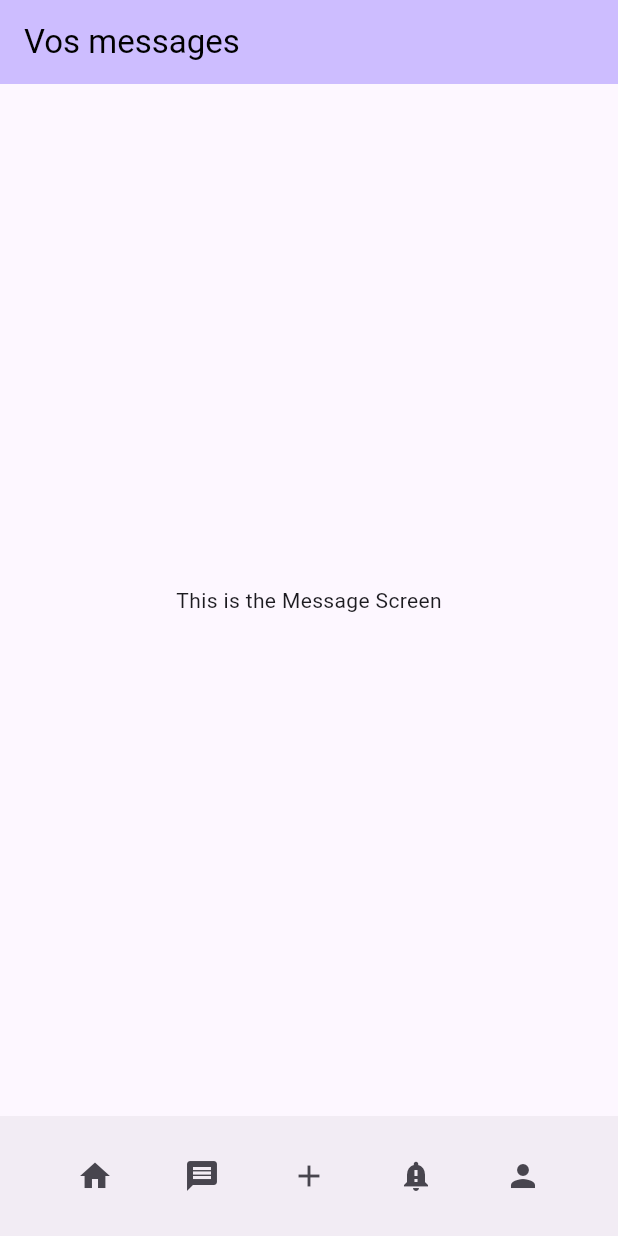
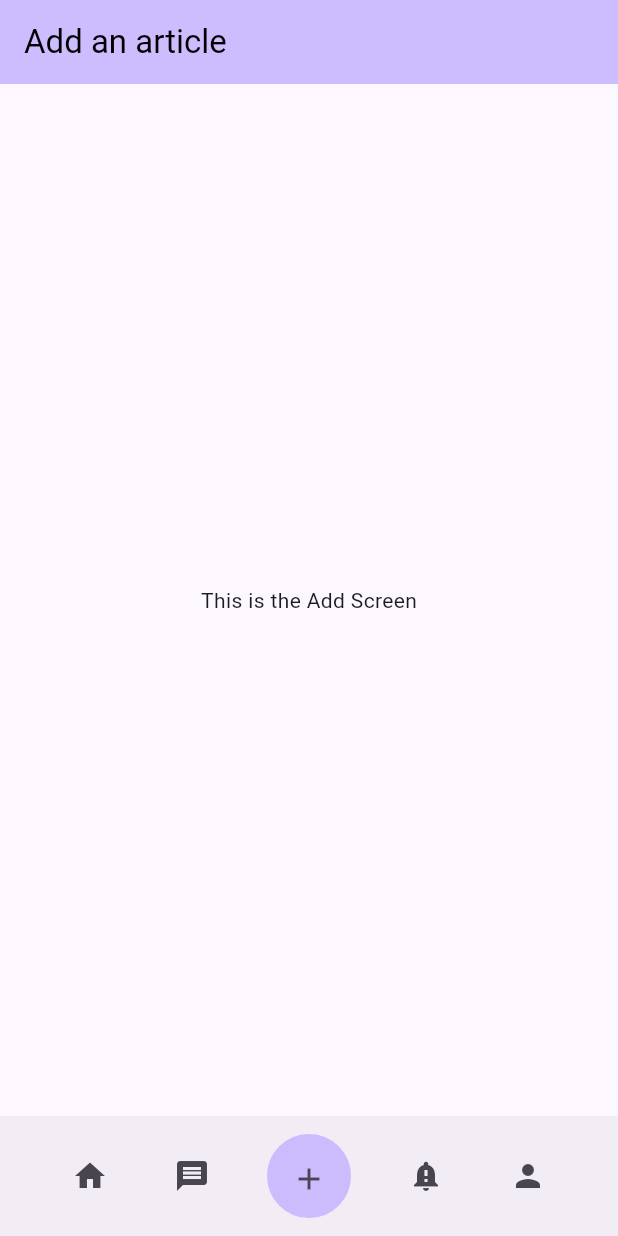
Before and after one commit to SamPatatoz/Projet.Flutter.import_export, a Flutter app: the AddScreen screen opened directly, on a phone screen of 412 x 824 dp. Run offline on Flutter 3.47's test engine with Material 2 defaults, Android fonts, the phone set to English and light mode, and no system bars.

```diff
--- a/lib/add.dart
+++ b/lib/add.dart
@@ -4,18 +4,21 @@ import 'main.dart';
 import 'message.dart';
 import 'profile.dart';
 import 'notification.dart';
+import 'navigation.dart';
 
 class AddScreen extends StatelessWidget {
   const AddScreen({Key? key}) : super(key: key);
 
   @override
   Widget build(BuildContext context) {
+    Color pastelPurple = const Color.fromRGBO(204, 188, 254, 1.0);
+
     return Scaffold(
       appBar: AppBar(
         backgroundColor: Theme.of(context).colorScheme.inversePrimary,
         // Supprimer le code du champ de recherche
         title: const Text(
-          'Vos messages',
+          'Add an article',
           style: TextStyle(
             color: Colors.black,
 
@@ -30,7 +33,7 @@ class AddScreen extends StatelessWidget {
           mainAxisAlignment: MainAxisAlignment.center,
           children: <Widget>[
             Text(
-              'This is the Message Screen',
+              'This is the Add Screen',
             ),
           ],
         ),
@@ -50,25 +53,32 @@ class AddScreen extends StatelessWidget {
             IconButton(
               icon: const Icon(Icons.message),
               onPressed: () {
-                // Action du deuxième bouton
+                NavigationHelper.openMessageScreen(context);
               },
             ),
-            IconButton(
-              icon: const Icon(Icons.add_sharp),
-              onPressed: () {
-                // Action du troisième bouton
-              },
+            Container(
+              decoration: BoxDecoration(
+                shape: BoxShape.circle,
+                border: Border.all(color: pastelPurple, width: 10),
+                color: pastelPurple,
+              ),
+              child: IconButton(
+                icon: const Icon(Icons.add_sharp),
+                onPressed: () {
+
+                },
+              ),
             ),
             IconButton(
               icon: const Icon(Icons.notification_important),
               onPressed: () {
-                // Action du quatrième bouton
+                NavigationHelper.openNotificationScreen(context);
               },
             ),
             IconButton(
               icon: const Icon(Icons.person),
               onPressed: () {
-                // Action du cinquième bouton
+                NavigationHelper.openProfileScreen(context);
               },
             ),
           ],
--- a/lib/main.dart
+++ b/lib/main.dart
@@ -106,7 +106,7 @@ class _MyHomePageState extends State<MyHomePage> {
               child: IconButton(
                 icon: const Icon(Icons.add_sharp),
                 onPressed: () {
-                  // Action du troisième bouton
+                  NavigationHelper.openAddScreen(context);
                 },
               ),
             ),
--- a/lib/message.dart
+++ b/lib/message.dart
@@ -65,7 +65,7 @@ class MessageScreen extends StatelessWidget {
               child: IconButton(
                 icon: const Icon(Icons.add_sharp),
                 onPressed: () {
-                  // Action du troisième bouton
+                  NavigationHelper.openAddScreen(context);
                 },
               ),
             ),
--- a/lib/notification.dart
+++ b/lib/notification.dart
@@ -65,7 +65,7 @@ class NotificationScreen extends StatelessWidget {
               child: IconButton(
                 icon: const Icon(Icons.add_sharp),
                 onPressed: () {
-                  // Action du troisième bouton
+                  NavigationHelper.openAddScreen(context);
                 },
               ),
             ),
--- a/lib/profile.dart
+++ b/lib/profile.dart
@@ -65,7 +65,7 @@ class ProfileScreen extends StatelessWidget {
               child: IconButton(
                 icon: const Icon(Icons.add_sharp),
                 onPressed: () {
-                  // Action du troisième bouton
+                  NavigationHelper.openAddScreen(context);
                 },
               ),
             ),
```
